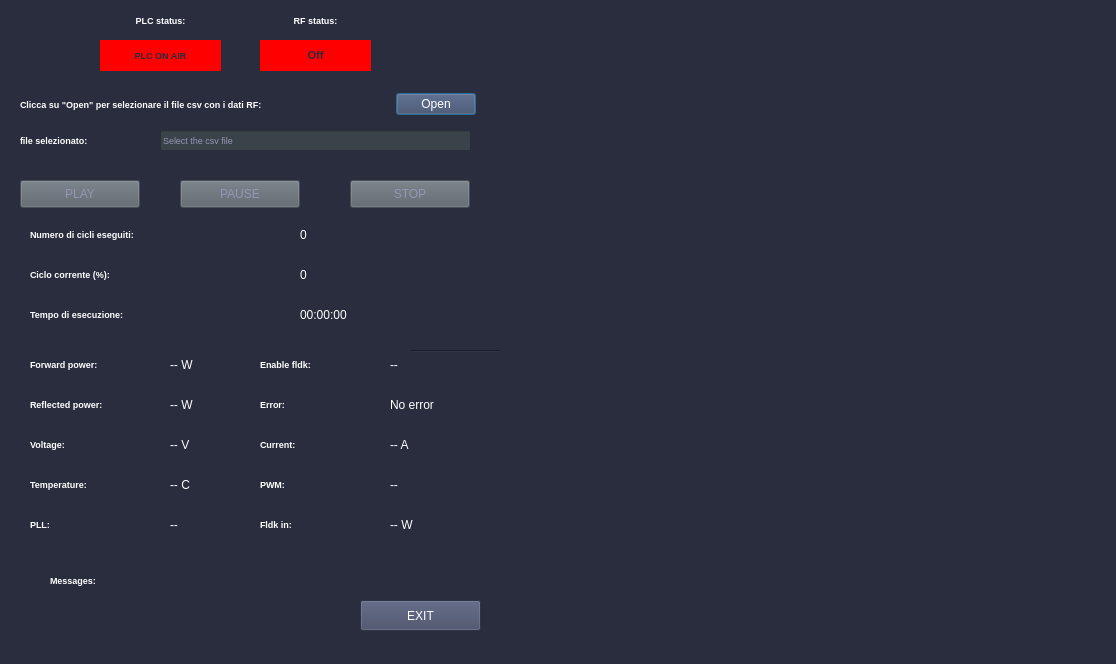
Old version of the form main_window.ui in the repository rstanzani/seriale_microonde.
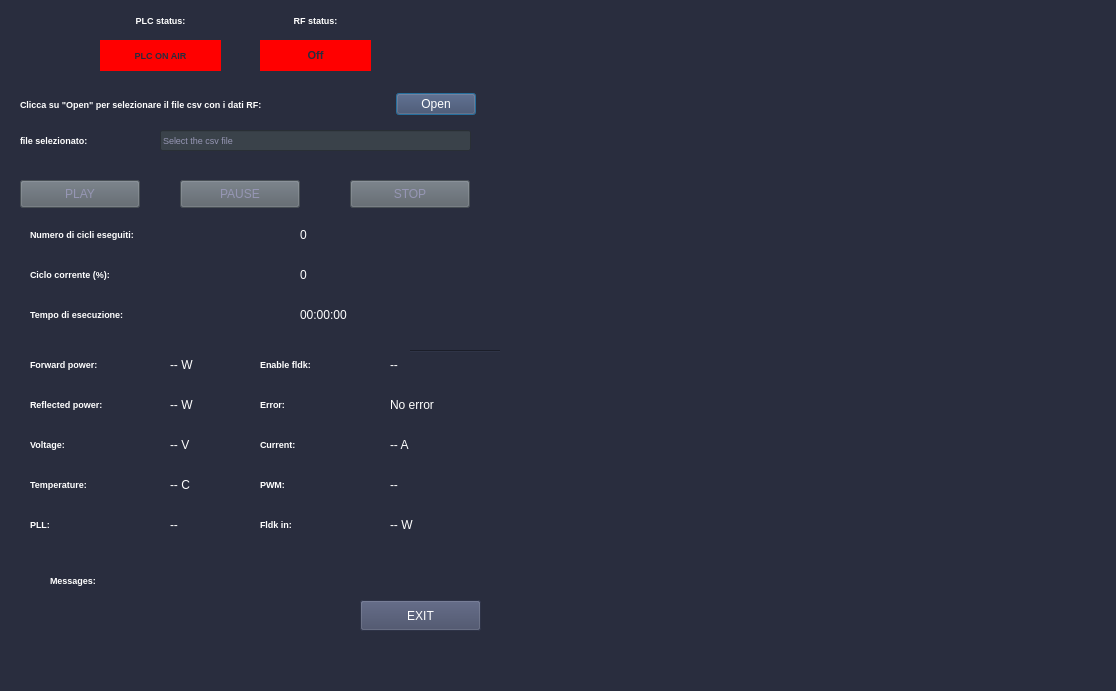
New version of the form. Custom widgets are drawn as their Qt base class.

```diff
--- a/main_window.ui
+++ b/main_window.ui
@@ -7,7 +7,7 @@
     <x>0</x>
     <y>0</y>
     <width>1116</width>
-    <height>664</height>
+    <height>691</height>
    </rect>
   </property>
   <property name="windowTitle">
```
Left out of the diff: 4 changed lines with no effect on the pictures.
